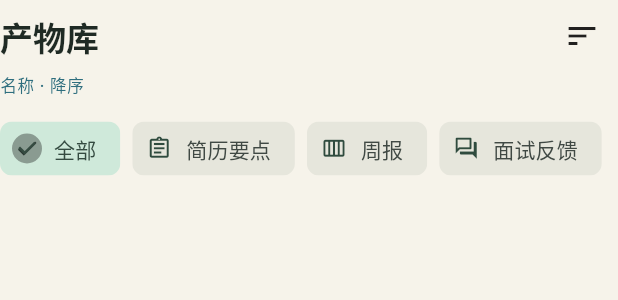
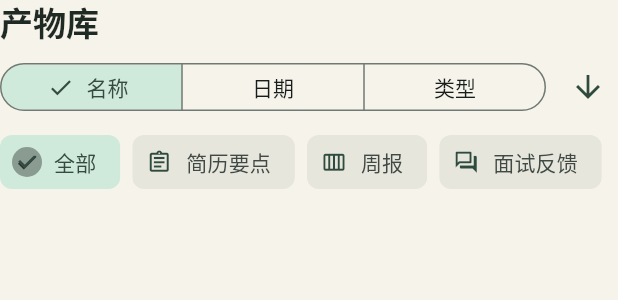
Before and after one commit to greatleo31/daily-asking, a Flutter app: the _ArtifactLibraryHeader widget shown alone on an empty page, opened directly with empty values, on a phone screen of 412 x 824 dp. Shown: the top 300 px of the screen. Run offline on Flutter 3.47's test engine with Material 3 defaults, Android fonts, the phone set to English and light mode, and no system bars; our stand-ins replace flutter_markdown_plus, flutter_secure_storage, shared_preferences; missing offline and left inert: markdown; accounts and stored records are empty.

Commit message:
feat(ui): 产物库排序改字段分段+方向切换,去除弹出菜单
排序由 SegmentedButton(名称/日期/类型)+ 升降序切换按钮常驻一行表达,
替代 6 项 PopupMenu;状态常显、无弹层遮挡、点击一步到位。

```diff
--- a/lib/artifacts/studio_page.dart
+++ b/lib/artifacts/studio_page.dart
@@ -388,40 +388,46 @@ class _ArtifactLibraryHeader extends StatelessWidget {
     return Column(
       crossAxisAlignment: CrossAxisAlignment.start,
       children: [
+        Text(
+          '产物库',
+          style: theme.textTheme.titleLarge?.copyWith(
+            fontWeight: FontWeight.w800,
+          ),
+        ),
+        const SizedBox(height: 10),
         Row(
           children: [
             Expanded(
-              child: Text(
-                '产物库',
-                style: theme.textTheme.titleLarge?.copyWith(
-                  fontWeight: FontWeight.w800,
+              child: SegmentedButton<ArtifactSortField>(
+                segments: [
+                  for (final field in ArtifactSortField.values)
+                    ButtonSegment(value: field, label: Text(field.label)),
+                ],
+                selected: {sortField},
+                showSelectedIcon: true,
+                onSelectionChanged: (selection) => onSortSelected(
+                  (field: selection.first, ascending: ascending),
+                ),
+                style: const ButtonStyle(
+                  visualDensity: VisualDensity.compact,
+                  tapTargetSize: MaterialTapTargetSize.shrinkWrap,
                 ),
               ),
             ),
-            PopupMenuButton<_SortSelection>(
-              tooltip: '排序',
-              icon: const Icon(Icons.sort),
-              onSelected: onSortSelected,
-              itemBuilder: (context) => [
-                for (final field in ArtifactSortField.values)
-                  for (final ascending in const [true, false])
-                    PopupMenuItem(
-                      value: (field: field, ascending: ascending),
-                      child: Text(
-                        '${field.label} · ${ascending ? '升序' : '降序'}',
-                      ),
-                    ),
-              ],
+            const SizedBox(width: 8),
+            IconButton(
+              tooltip: ascending ? '切换为降序' : '切换为升序',
+              visualDensity: VisualDensity.compact,
+              onPressed: () =>
+                  onSortSelected((field: sortField, ascending: !ascending)),
+              icon: Icon(
+                ascending ? Icons.arrow_upward : Icons.arrow_downward,
+                color: theme.colorScheme.primary,
+              ),
             ),
           ],
         ),
-        Text(
-          '${sortField.label} · ${ascending ? '升序' : '降序'}',
-          style: theme.textTheme.labelSmall?.copyWith(
-            color: theme.colorScheme.secondary,
-          ),
-        ),
-        const SizedBox(height: 10),
+        const SizedBox(height: 6),
         SingleChildScrollView(
           scrollDirection: Axis.horizontal,
           child: Row(
```
